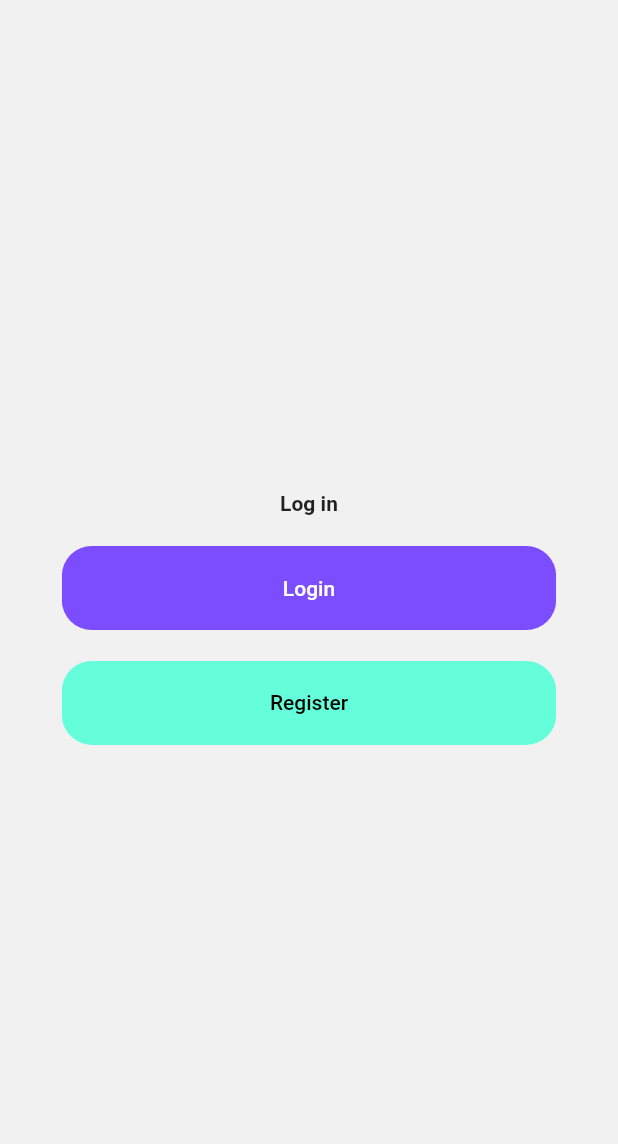
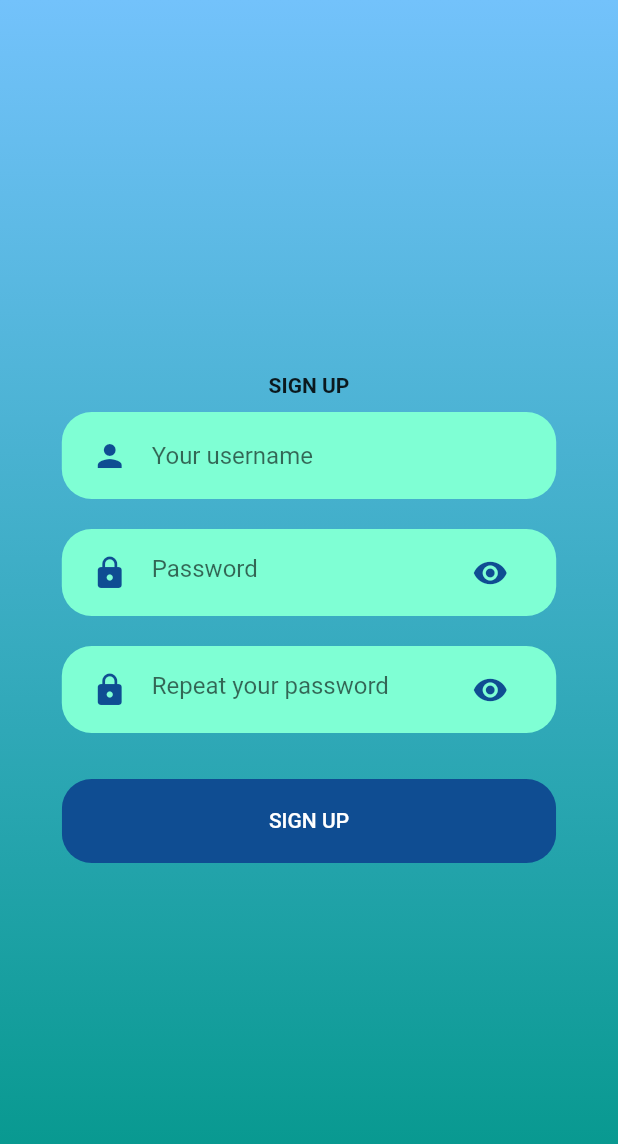
Before and after one commit to operator-id/Flutter_ChatApp, a Flutter app: the screen it shows after launch, after a tap on "Register", on a phone screen of 412 x 824 dp. Shown: the top 1144 px of the screen. Run offline on Flutter 3.47's test engine with Material 2 defaults, Android fonts, the phone set to English and light mode, and no system bars.

Commit message:
Work on Register/Login UI

```diff
--- a/lib/Screens/components/background.dart
+++ b/lib/Screens/components/background.dart
@@ -15,7 +15,19 @@ class Background extends StatelessWidget {
     return Container(
       height: size.height,
       width: double.infinity,
-      color: Colors.white54,
+      //color: Colors.white54,
+      decoration: BoxDecoration(
+        gradient: LinearGradient(
+          colors: [
+            Color.fromARGB(255,  115,194,251),
+            Colors.teal,
+
+
+          ],
+          begin: Alignment.topCenter,
+          end: Alignment.bottomCenter,
+        )
+      ),
       child: Stack(
 
         alignment: Alignment.center,
--- a/lib/Screens/login_screen/components/rounded_input_field.dart
+++ b/lib/Screens/login_screen/components/rounded_input_field.dart
@@ -1,13 +1,16 @@
 import 'package:flutter/material.dart';
+import 'package:flutter_chat/Screens/login_screen/components/text_field_container.dart';
 
 import '../../../constants.dart';
 
 class RoundedInputField extends StatelessWidget {
+  final TextEditingController controller;
   final String hintText;
   final IconData icon;
   final ValueChanged<String> onChanged;
   const RoundedInputField({
     Key key,
+    this.controller,
     this.hintText,
     this.icon = Icons.person,
     this.onChanged,
@@ -15,7 +18,9 @@ class RoundedInputField extends StatelessWidget {
 
   @override
   Widget build(BuildContext context) {
-    return TextField(
+    return TextFieldContainer(
+      child: TextField(
+        controller: controller,
         onChanged: onChanged,
         decoration: InputDecoration(
           icon: Icon(
@@ -25,6 +30,7 @@ class RoundedInputField extends StatelessWidget {
           hintText: hintText,
           border: InputBorder.none,
         ),
+      ),
     );
   }
 }
--- a/lib/Screens/login_screen/login_screen.dart
+++ b/lib/Screens/login_screen/login_screen.dart
@@ -6,6 +6,6 @@ class LoginScreen extends StatelessWidget {
   @override
   Widget build(BuildContext context) {
     return Scaffold(
-    body: LoginBody());
+        body: LoginBody());
   }
 }
--- /dev/null
+++ b/lib/Screens/signup_screen/signup_screen.dart
@@ -0,0 +1,44 @@
+import 'package:flutter/material.dart';
+import 'package:flutter_chat/Screens/components/background.dart';
+import 'package:flutter_chat/Screens/components/rounded_button.dart';
+import 'package:flutter_chat/Screens/login_screen/components/login_body.dart';
+import 'package:flutter_chat/Screens/login_screen/components/rounded_input_field.dart';
+import 'package:flutter_chat/Screens/login_screen/components/rounded_password_field.dart';
+
+class SignUpScreen extends StatelessWidget {
+  @override
+  Widget build(BuildContext context) {
+    Size size = MediaQuery.of(context).size;
+    return Scaffold(
+
+        body: Background(
+           child: Column(
+            mainAxisAlignment: MainAxisAlignment.center,
+            children: <Widget>[
+              Text(
+                "SIGN UP",
+            style: TextStyle(fontWeight: FontWeight.bold),
+           ),
+            RoundedInputField(
+              hintText: "Your username",
+              onChanged: (value){},
+            ),
+              RoundedPasswordField(
+                hintText: "Password",
+                onChanged: (value){},
+              ),
+              RoundedPasswordField(
+                hintText: "Repeat your password",
+                onChanged: (value){},
+              ),
+            SizedBox(height: size.height * .025,),
+            RoundedButton(
+              text: "SIGN UP",
+              press: (){}
+            )
+               ]
+        )
+        )
+    );
+  }
+}
--- a/lib/Screens/components/body.dart
+++ b/lib/Screens/welcome_screen/components/body.dart
@@ -1,6 +1,7 @@
 import 'package:flutter/material.dart';
 import 'package:flutter_chat/Screens/components/background.dart';
 import 'package:flutter_chat/Screens/components/rounded_button.dart';
+import 'package:flutter_chat/Screens/signup_screen/signup_screen.dart';
 import 'file:///C:/Users/L440/Desktop/Teme/flutter_chat/lib/Screens/login_screen/login_screen.dart';
 import 'package:flutter_chat/constants.dart';
 
@@ -41,7 +42,16 @@ class Body extends StatelessWidget {
               text: "Register",
               color: kPrimaryLightColor,
               textColor: Colors.black,
-              press: () {},
+              press: () {
+                Navigator.push(
+                  context,
+                  MaterialPageRoute(
+                    builder: (context) {
+                      return SignUpScreen();
+                    },
+                  ),
+                );
+              },
             ),
           ],
         ),
--- a/lib/Screens/welcome_screen.dart
+++ b/lib/Screens/welcome_screen/welcome_screen.dart
@@ -1,5 +1,5 @@
 import 'package:flutter/material.dart';
-import 'package:flutter_chat/Screens/components/body.dart';
+import 'file:///C:/Users/L440/Desktop/Teme/flutter_chat/lib/Screens/welcome_screen/components/body.dart';
 
 class WelcomeScreen extends StatelessWidget{
   @override
--- a/lib/constants.dart
+++ b/lib/constants.dart
@@ -1,4 +1,6 @@
+import 'dart:ui';
+
 import 'package:flutter/material.dart';
 
-const kPrimaryColor = Colors.deepPurpleAccent;
-const kPrimaryLightColor = Colors.tealAccent;
+const kPrimaryColor = Color.fromARGB(255,15,77,146 );
+const kPrimaryLightColor =  Color.fromARGB(255,127,255,212); //224, 176, 255
--- a/lib/main.dart
+++ b/lib/main.dart
@@ -1,5 +1,5 @@
 import 'package:flutter/material.dart';
-import 'package:flutter_chat/Screens/welcome_screen.dart';
+import 'file:///C:/Users/L440/Desktop/Teme/flutter_chat/lib/Screens/welcome_screen/welcome_screen.dart';
 import 'package:flutter_chat/constants.dart';
 
 void main() {
```
Also changed, not shown: lib/Screens/login_screen/components/login_body.dart (+56 -7 lines), lib/Screens/main_chat_screen/main_chat_screen.dart (added, +34 -0 lines). Lines whose indentation alone changed are shown as unchanged.
